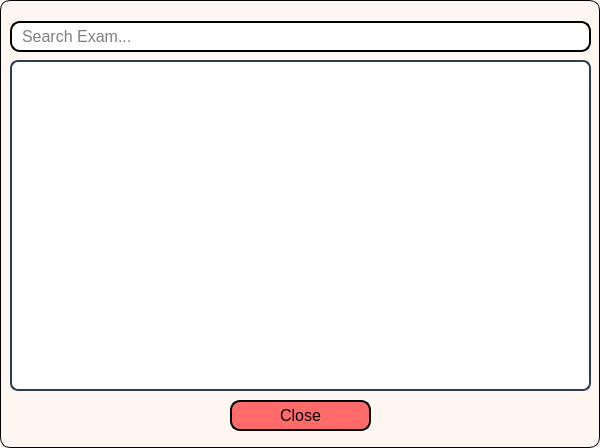
First picture: the form in TeacherPanel/TeacherExamManagement.ui, repository sarimkhan4/SchoolManagementSystem, before the edit.
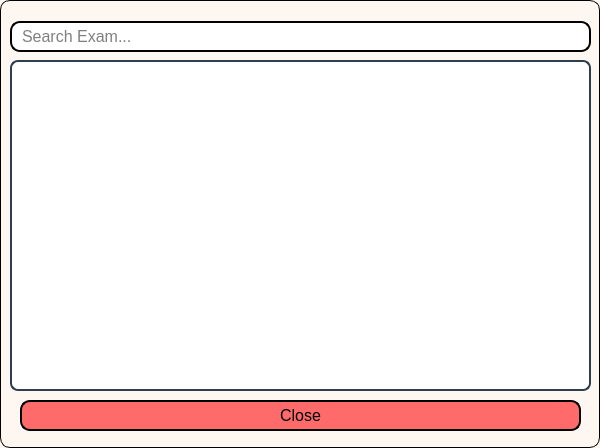
Second picture: the form after the edit.

The edit to the form file:
```diff
--- a/TeacherPanel/TeacherExamManagement.ui
+++ b/TeacherPanel/TeacherExamManagement.ui
@@ -96,9 +96,9 @@
   <widget class="QPushButton" name="closeButton">
    <property name="geometry">
     <rect>
-     <x>230</x>
+     <x>20</x>
      <y>400</y>
-     <width>141</width>
+     <width>561</width>
      <height>31</height>
     </rect>
    </property>
```
